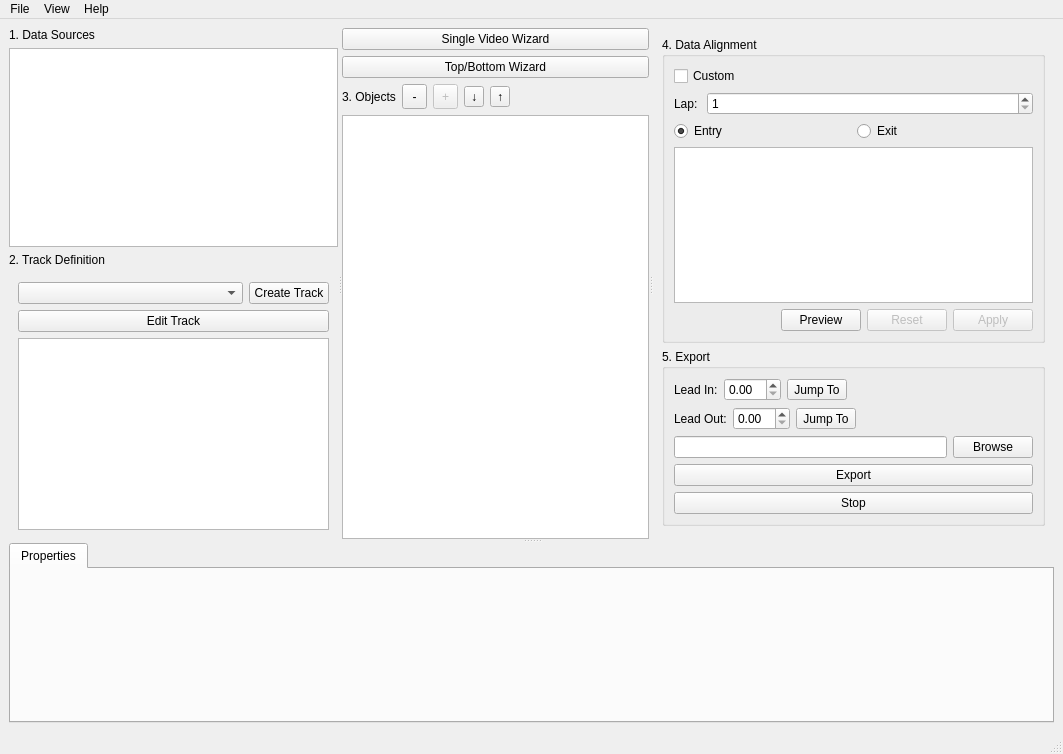
hankedan000/gopro-overlay, file apps/gui/widgets/projectwindow.ui: the form before one commit.
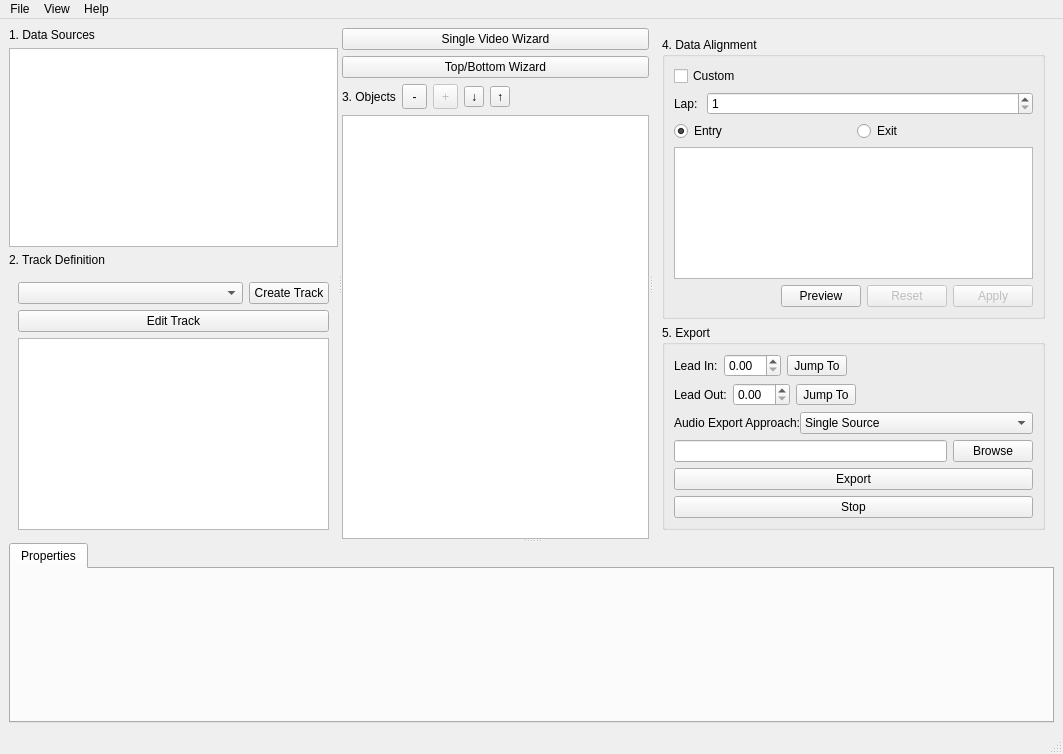
The form after the commit.

Commit message: Adds audio export approach combobox

Patch:
```diff
--- a/apps/gui/widgets/projectwindow.ui
+++ b/apps/gui/widgets/projectwindow.ui
@@ -392,6 +392,37 @@
                     </item>
                    </layout>
                   </item>
+                  <item>
+                   <layout class="QHBoxLayout" name="horizontalLayout_9" stretch="0,1">
+                    <property name="spacing">
+                     <number>0</number>
+                    </property>
+                    <property name="topMargin">
+                     <number>0</number>
+                    </property>
+                    <item>
+                     <widget class="QLabel" name="label_7">
+                      <property name="text">
+                       <string>Audio Export Approach:</string>
+                      </property>
+                     </widget>
+                    </item>
+                    <item>
+                     <widget class="QComboBox" name="audioApproach_ComboBox">
+                      <item>
+                       <property name="text">
+                        <string>Single Source</string>
+                       </property>
+                      </item>
+                      <item>
+                       <property name="text">
+                        <string>Multi Source (split L/R)</string>
+                       </property>
+                      </item>
+                     </widget>
+                    </item>
+                   </layout>
+                  </item>
                   <item>
                    <layout class="QHBoxLayout" name="horizontalLayout_4" stretch="1,0">
                     <item>
```
The commit also changes 5 other files.
